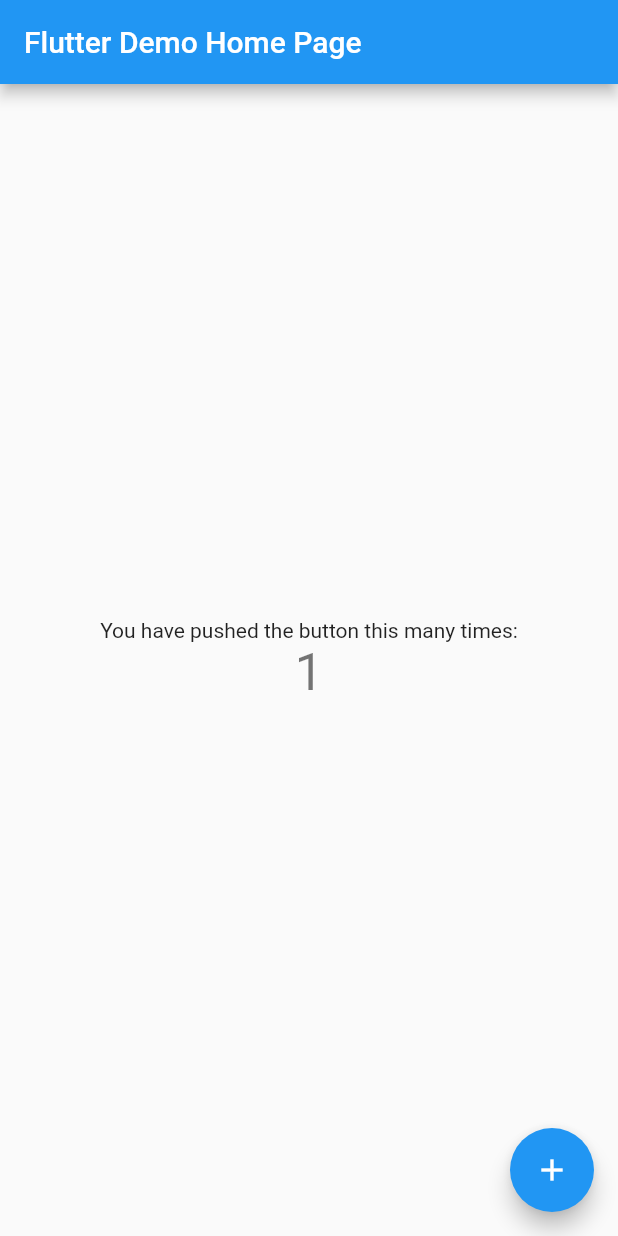
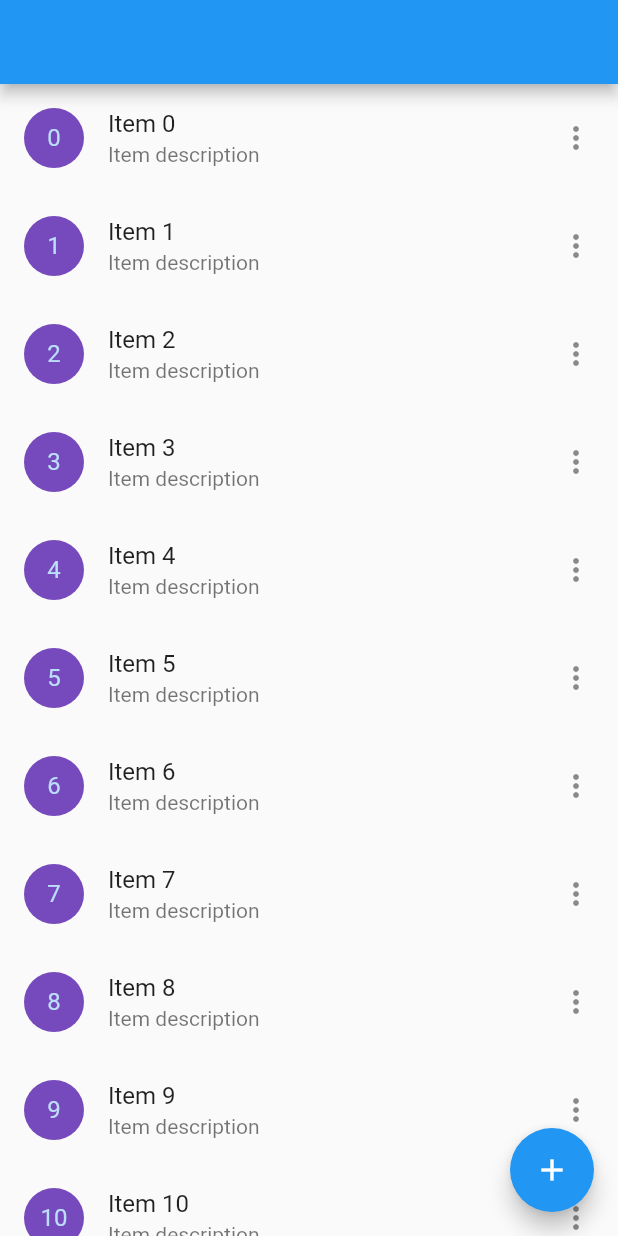
Before and after one commit to iHe1u0/zhos, a Flutter app: the screen it shows after launch, after a tap on the "add" icon, on a phone screen of 412 x 824 dp. Run offline on Flutter 3.47's test engine with Material 2 defaults, Android fonts, the phone set to English and light mode, and no system bars.

Commit message:
add main page

```diff
--- a/lib/main.dart
+++ b/lib/main.dart
@@ -1,115 +1,6 @@
 import 'package:flutter/material.dart';
+import 'package:os/page/home.dart';
 
 void main() {
-  runApp(const MyApp());
+  runApp(const HomePage());
 }
-
-class MyApp extends StatelessWidget {
-  const MyApp({super.key});
-
-  // This widget is the root of your application.
-  @override
-  Widget build(BuildContext context) {
-    return MaterialApp(
-      title: 'Flutter Demo',
-      theme: ThemeData(
-        // This is the theme of your application.
-        //
-        // Try running your application with "flutter run". You'll see the
-        // application has a blue toolbar. Then, without quitting the app, try
-        // changing the primarySwatch below to Colors.green and then invoke
-        // "hot reload" (press "r" in the console where you ran "flutter run",
-        // or simply save your changes to "hot reload" in a Flutter IDE).
-        // Notice that the counter didn't reset back to zero; the application
-        // is not restarted.
-        primarySwatch: Colors.blue,
-      ),
-      home: const MyHomePage(title: 'Flutter Demo Home Page'),
-    );
-  }
-}
-
-class MyHomePage extends StatefulWidget {
-  const MyHomePage({super.key, required this.title});
-
-  // This widget is the home page of your application. It is stateful, meaning
-  // that it has a State object (defined below) that contains fields that affect
-  // how it looks.
-
-  // This class is the configuration for the state. It holds the values (in this
-  // case the title) provided by the parent (in this case the App widget) and
-  // used by the build method of the State. Fields in a Widget subclass are
-  // always marked "final".
-
-  final String title;
-
-  @override
-  State<MyHomePage> createState() => _MyHomePageState();
-}
-
-class _MyHomePageState extends State<MyHomePage> {
-  int _counter = 0;
-
-  void _incrementCounter() {
-    setState(() {
-      // This call to setState tells the Flutter framework that something has
-      // changed in this State, which causes it to rerun the build method below
-      // so that the display can reflect the updated values. If we changed
-      // _counter without calling setState(), then the build method would not be
-      // called again, and so nothing would appear to happen.
-      _counter++;
-    });
-  }
-
-  @override
-  Widget build(BuildContext context) {
-    // This method is rerun every time setState is called, for instance as done
-    // by the _incrementCounter method above.
-    //
-    // The Flutter framework has been optimized to make rerunning build methods
-    // fast, so that you can just rebuild anything that needs updating rather
-    // than having to individually change instances of widgets.
-    return Scaffold(
-      appBar: AppBar(
-        // Here we take the value from the MyHomePage object that was created by
-        // the App.build method, and use it to set our appbar title.
-        title: Text(widget.title),
-      ),
-      body: Center(
-        // Center is a layout widget. It takes a single child and positions it
-        // in the middle of the parent.
-        child: Column(
-          // Column is also a layout widget. It takes a list of children and
-          // arranges them vertically. By default, it sizes itself to fit its
-          // children horizontally, and tries to be as tall as its parent.
-          //
-          // Invoke "debug painting" (press "p" in the console, choose the
-          // "Toggle Debug Paint" action from the Flutter Inspector in Android
-          // Studio, or the "Toggle Debug Paint" command in Visual Studio Code)
-          // to see the wireframe for each widget.
-          //
-          // Column has various properties to control how it sizes itself and
-          // how it positions its children. Here we use mainAxisAlignment to
-          // center the children vertically; the main axis here is the vertical
-          // axis because Columns are vertical (the cross axis would be
-          // horizontal).
-          mainAxisAlignment: MainAxisAlignment.center,
-          children: <Widget>[
-            const Text(
-              'You have pushed the button this many times:',
-            ),
-            Text(
-              '$_counter',
-              style: Theme.of(context).textTheme.headlineMedium,
-            ),
-          ],
-        ),
-      ),
-      floatingActionButton: FloatingActionButton(
-        onPressed: _incrementCounter,
-        tooltip: 'Increment',
-        child: const Icon(Icons.add),
-      ), // This trailing comma makes auto-formatting nicer for build methods.
-    );
-  }
-}
--- /dev/null
+++ b/lib/page/home.dart
@@ -0,0 +1,65 @@
+// ignore_for_file: prefer_const_constructors
+import 'package:flutter/material.dart';
+
+class Home extends StatelessWidget {
+  const Home({super.key});
+
+  @override
+  Widget build(BuildContext context) {
+    return MaterialApp(
+      title: "ZHOS",
+      theme: ThemeData(
+        primarySwatch: Colors.blue,
+      ),
+      home: const HomePage(),
+    );
+  }
+}
+
+class HomePage extends StatefulWidget {
+  const HomePage({super.key});
+
+  @override
+  State<HomePage> createState() => _HomePageState();
+}
+
+class _HomePageState extends State<HomePage> {
+  @override
+  Widget build(BuildContext context) {
+    final List<String> items = List<String>.generate(1000, (i) => '$i');
+    var listView = ListView.builder(
+      itemCount: items.length,
+      itemBuilder: (context, index) {
+        return ListTile(
+          leading: CircleAvatar(
+            backgroundColor: const Color(0xff764abc),
+            child: Text(items[index]),
+          ),
+          title: Text('Item ${items[index]}'),
+          subtitle: Text('Item description'),
+          trailing: Icon(Icons.more_vert),
+          onTap: () {
+            debugPrint(items[index]);
+          },
+        );
+      },
+    ).build(context);
+    return MaterialApp(
+      title: "操作系统论坛",
+      home: Scaffold(
+        appBar: AppBar(),
+        body: Scaffold(
+          body: listView,
+          floatingActionButton: FloatingActionButton(
+            onPressed: onPressed,
+            child: const Icon(Icons.add),
+          ),
+        ),
+      ),
+    );
+  }
+
+  void onPressed() {
+    debugPrint("add new post");
+  }
+}
```
Also changed, not shown: 1 other file.
